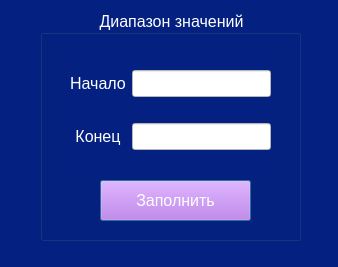
Ppolin-prog/Programm_System, file sort_with_range.ui: the form before one commit.
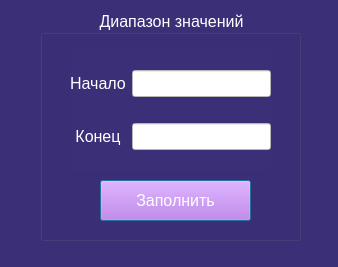
The form after the commit. Icons and pictures are not drawn.

```diff
--- a/sort_with_range.ui
+++ b/sort_with_range.ui
@@ -14,7 +14,7 @@
    <string>Dialog</string>
   </property>
   <property name="styleSheet">
-   <string notr="true">background-color: rgb(4, 33, 129);</string>
+   <string notr="true">background-color: rgb(59, 48, 120);</string>
   </property>
   <widget class="QGroupBox" name="registration_box">
    <property name="geometry">
@@ -27,7 +27,7 @@
    </property>
    <property name="font">
     <font>
-     <family>MS Sans Serif</family>
+     <family>Microsoft Sans Serif</family>
      <pointsize>12</pointsize>
     </font>
    </property>
@@ -54,7 +54,7 @@
     </property>
     <property name="font">
      <font>
-      <family>MS Sans Serif</family>
+      <family>Microsoft Sans Serif</family>
       <pointsize>12</pointsize>
      </font>
     </property>
@@ -77,7 +77,7 @@
     </property>
     <property name="font">
      <font>
-      <family>MS Sans Serif</family>
+      <family>Microsoft Sans Serif</family>
       <pointsize>12</pointsize>
      </font>
     </property>
@@ -86,7 +86,7 @@
       <widget class="QLineEdit" name="input_start">
        <property name="font">
         <font>
-         <family>MS Sans Serif</family>
+         <family>Microsoft Sans Serif</family>
          <pointsize>12</pointsize>
          <bold>true</bold>
         </font>
@@ -101,7 +101,7 @@
       <widget class="QLineEdit" name="input_end">
        <property name="font">
         <font>
-         <family>MS Sans Serif</family>
+         <family>Microsoft Sans Serif</family>
          <pointsize>12</pointsize>
          <bold>true</bold>
         </font>
@@ -116,7 +116,7 @@
       <widget class="QLabel" name="end">
        <property name="font">
         <font>
-         <family>MS Sans Serif</family>
+         <family>Microsoft Sans Serif</family>
          <pointsize>12</pointsize>
         </font>
        </property>
@@ -135,7 +135,7 @@
       <widget class="QLabel" name="start">
        <property name="font">
         <font>
-         <family>MS Sans Serif</family>
+         <family>Microsoft Sans Serif</family>
          <pointsize>12</pointsize>
         </font>
        </property>
```
Left out of the diff: 26 changed lines with no effect on the pictures.
